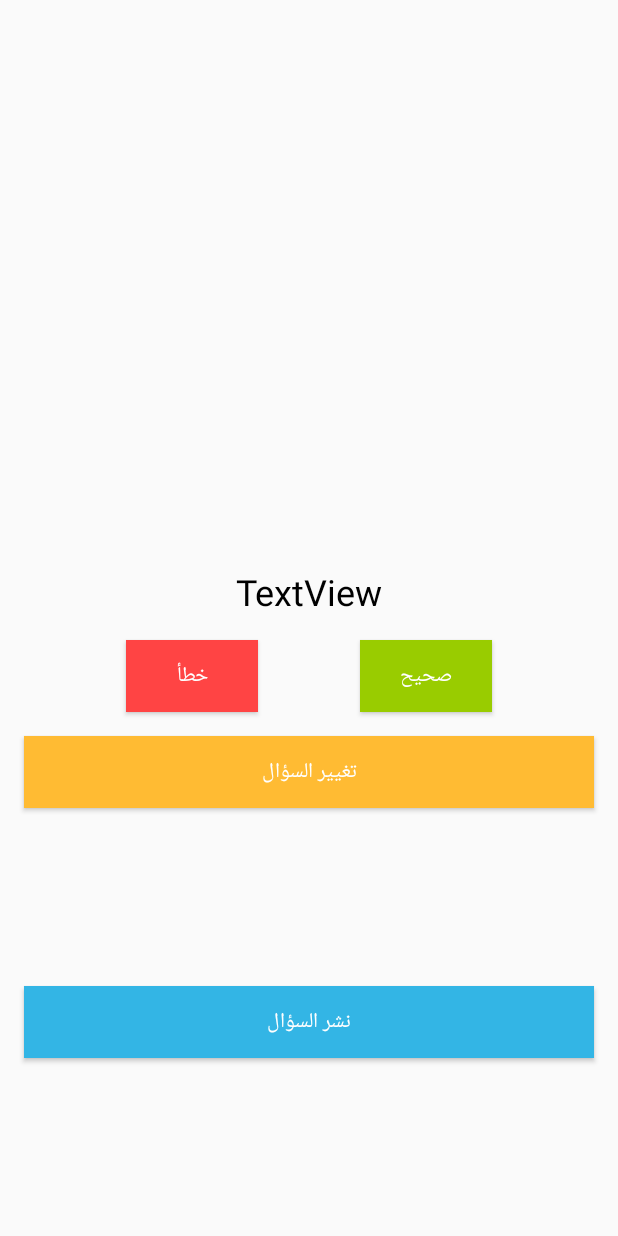
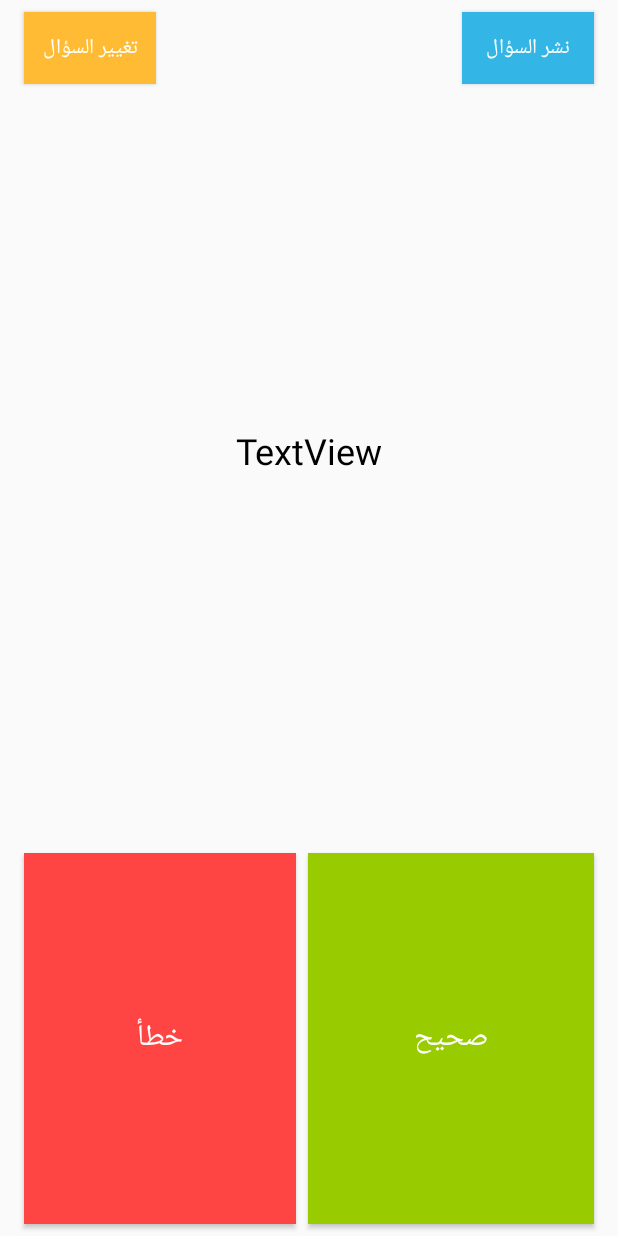
Before and after one commit to barmej/android-degree-c04-true-or-false-quiz, an Android app: the layout activity_question_new.xml on its own in the app's theme, with its tools: preview values and no code run, on a phone screen of 412 x 824 dp. Run offline under Robolectric (Android 15) with nearby library versions, the phone set to English and light mode, and no system bars.

Commit message:
UI fixes

```diff
--- a/app/src/main/java/com/barmej/guesstheanswer/QuestionActivity.java
+++ b/app/src/main/java/com/barmej/guesstheanswer/QuestionActivity.java
@@ -14,7 +14,7 @@ public class QuestionActivity extends AppCompatActivity {
     private static final String[] QUESTIONS = {
             "العملة الرسمية لدولة الكويت هي الريال الكويتي؟",
             "توبقال هي أعلى قمة جبلية في العالم العربي؟",
-            "الجزائر هلي أكبر دولة عربية من حيث المساحة؟",
+            "الجزائر هي أكبر دولة عربية من حيث المساحة؟",
             "الدار البيضاء هي عاصمة المغرب؟"};
 
     private static final boolean[] ANSWERS = {
@@ -37,7 +37,7 @@ public class QuestionActivity extends AppCompatActivity {
     @Override
     protected void onCreate(Bundle savedInstanceState) {
         super.onCreate(savedInstanceState);
-        setContentView(R.layout.activity_question);
+        setContentView(R.layout.activity_question_new);
 
         tvQuestion = findViewById(R.id.text_view_question);
         showNewQuestion();
--- a/app/src/main/res/layout/activity_answer.xml
+++ b/app/src/main/res/layout/activity_answer.xml
@@ -24,11 +24,11 @@
             app:layout_constraintBottom_toBottomOf="parent"
             app:layout_constraintEnd_toEndOf="parent"
             app:layout_constraintStart_toStartOf="parent"
-        app:layout_constraintTop_toTopOf="parent" />
+            app:layout_constraintTop_toTopOf="parent"/>
 
     <Button
             android:id="@+id/button_return"
-        android:layout_width="wrap_content"
+            android:layout_width="0dp"
             android:layout_height="wrap_content"
             android:layout_marginStart="16dp"
             android:layout_marginLeft="16dp"
@@ -41,5 +41,5 @@
             android:textColor="@android:color/white"
             app:layout_constraintBottom_toBottomOf="parent"
             app:layout_constraintEnd_toEndOf="parent"
-        app:layout_constraintStart_toStartOf="parent" />
+            app:layout_constraintStart_toStartOf="parent" android:textSize="20sp"/>
 </android.support.constraint.ConstraintLayout>
--- a/app/src/main/res/layout/activity_question_new.xml
+++ b/app/src/main/res/layout/activity_question_new.xml
@@ -8,45 +8,42 @@
 
     <TextView
             android:id="@+id/text_view_question"
-        android:layout_width="wrap_content"
+            android:layout_width="0dp"
             android:layout_height="wrap_content"
             android:layout_marginStart="16dp"
             android:layout_marginLeft="16dp"
-        android:layout_marginTop="16dp"
             android:layout_marginEnd="16dp"
             android:layout_marginRight="16dp"
-        android:layout_marginBottom="51dp"
             android:gravity="center"
             android:text="TextView"
             android:textColor="@android:color/black"
             android:textSize="24sp"
-        app:layout_constraintBottom_toBottomOf="parent"
             app:layout_constraintEnd_toEndOf="parent"
             app:layout_constraintStart_toStartOf="parent"
-        app:layout_constraintTop_toTopOf="parent"
-        tools:text="@tools:sample/lorem" />
+            tools:text="@tools:sample/lorem"
+            app:layout_constraintHorizontal_bias="0.0" android:layout_marginBottom="8dp"
+            app:layout_constraintBottom_toTopOf="@+id/button_false" android:layout_marginTop="8dp"
+            app:layout_constraintTop_toBottomOf="@+id/button_change_question"
+            app:layout_constraintVertical_bias="0.474"/>
 
     <Button
             android:id="@+id/button_false"
-        android:layout_width="wrap_content"
-        android:layout_height="wrap_content"
+            android:layout_width="181dp"
+            android:layout_height="247dp"
             android:layout_marginStart="16dp"
             android:layout_marginLeft="16dp"
-        android:layout_marginTop="16dp"
             android:background="@android:color/holo_red_light"
             android:onClick="onFalseClicked"
             android:text="خطأ"
             android:textColor="@android:color/white"
-        app:layout_constraintEnd_toStartOf="@+id/button_true"
-        app:layout_constraintHorizontal_bias="0.5"
             app:layout_constraintStart_toStartOf="parent"
-        app:layout_constraintTop_toBottomOf="@+id/text_view_question" />
+            android:layout_marginBottom="8dp"
+            app:layout_constraintBottom_toBottomOf="parent" android:textSize="20sp"/>
 
     <Button
             android:id="@+id/button_true"
-        android:layout_width="wrap_content"
-        android:layout_height="wrap_content"
-        android:layout_marginTop="16dp"
+            android:layout_width="0dp"
+            android:layout_height="247dp"
             android:layout_marginEnd="16dp"
             android:layout_marginRight="16dp"
             android:background="@android:color/holo_green_light"
@@ -54,29 +51,22 @@
             android:text="صحيح"
             android:textColor="@android:color/white"
             app:layout_constraintEnd_toEndOf="parent"
-        app:layout_constraintHorizontal_bias="0.5"
-        app:layout_constraintStart_toEndOf="@+id/button_false"
-        app:layout_constraintTop_toBottomOf="@+id/text_view_question" />
+            android:layout_marginBottom="8dp"
+            app:layout_constraintBottom_toBottomOf="parent" app:layout_constraintStart_toEndOf="@+id/button_false"
+            android:layout_marginStart="8dp" android:layout_marginLeft="8dp" android:textSize="20sp"/>
 
     <Button
             android:id="@+id/button_share_question"
             android:layout_width="0dp"
             android:layout_height="wrap_content"
-        android:layout_marginStart="16dp"
-        android:layout_marginLeft="16dp"
-        android:layout_marginTop="16dp"
             android:layout_marginEnd="16dp"
             android:layout_marginRight="16dp"
-        android:layout_marginBottom="16dp"
             android:background="@android:color/holo_blue_light"
             android:onClick="onShareQuestionClicked"
             android:text="نشر السؤال"
             android:textColor="@android:color/white"
-        app:layout_constraintBottom_toBottomOf="parent"
             app:layout_constraintEnd_toEndOf="parent"
-        app:layout_constraintHorizontal_bias="0.0"
-        app:layout_constraintStart_toStartOf="parent"
-        app:layout_constraintTop_toBottomOf="@+id/button_change_question" />
+            android:layout_marginTop="8dp" app:layout_constraintTop_toTopOf="parent"/>
 
     <Button
             android:id="@+id/button_change_question"
@@ -84,15 +74,10 @@
             android:layout_height="wrap_content"
             android:layout_marginStart="16dp"
             android:layout_marginLeft="16dp"
-        android:layout_marginTop="16dp"
-        android:layout_marginEnd="16dp"
-        android:layout_marginRight="16dp"
             android:background="@android:color/holo_orange_light"
             android:onClick="onChangeQuestionClicked"
             android:text="تغيير السؤال"
             android:textColor="@android:color/white"
-        app:layout_constraintEnd_toEndOf="parent"
-        app:layout_constraintHorizontal_bias="0.4"
             app:layout_constraintStart_toStartOf="parent"
-        app:layout_constraintTop_toBottomOf="@+id/button_true" />
+            android:layout_marginTop="8dp" app:layout_constraintTop_toTopOf="parent"/>
 </android.support.constraint.ConstraintLayout>
--- a/app/src/main/res/layout/activity_share.xml
+++ b/app/src/main/res/layout/activity_share.xml
@@ -37,5 +37,5 @@
             android:textColor="@android:color/white"
             app:layout_constraintEnd_toEndOf="parent"
             app:layout_constraintStart_toStartOf="parent"
-        app:layout_constraintTop_toBottomOf="@+id/edit_text_share_title" />
+            app:layout_constraintTop_toBottomOf="@+id/edit_text_share_title" android:textSize="20sp"/>
 </android.support.constraint.ConstraintLayout>
```
Lines whose indentation alone changed are shown as unchanged.
